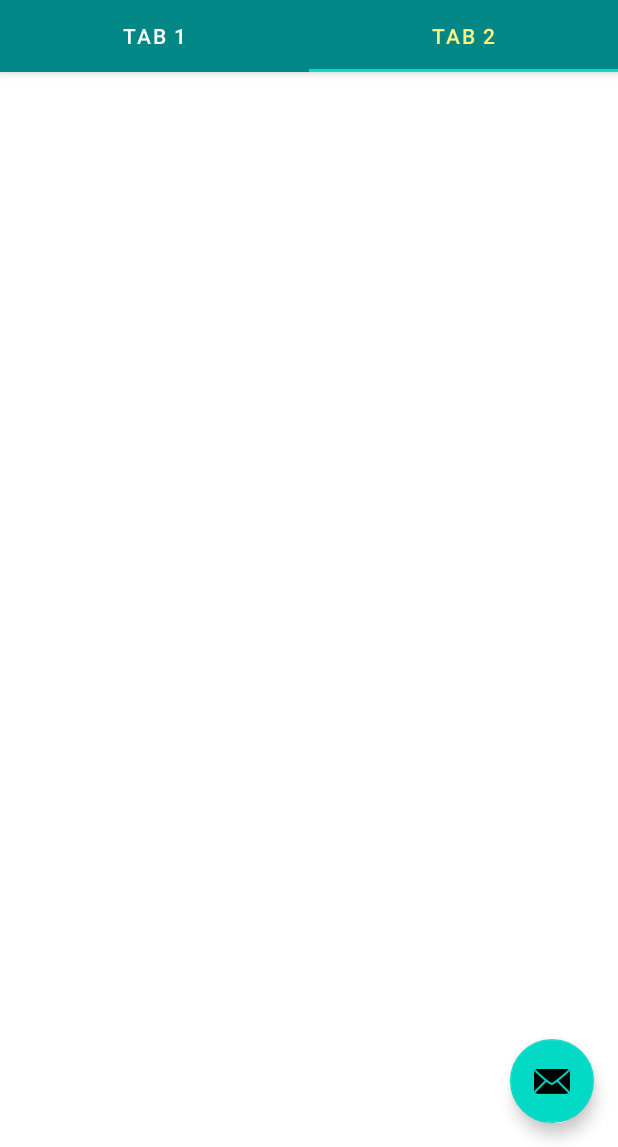
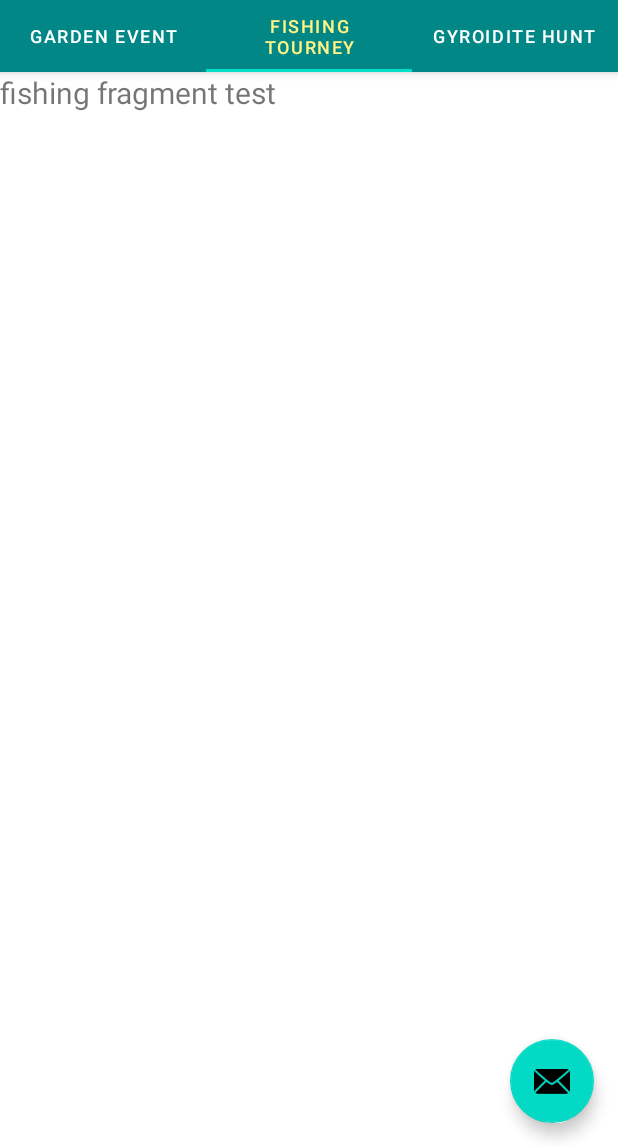
Before and after one commit to LaraLim/ACPC-Event-Tracker, an Android app: the screen it shows after launch (MainActivity), tab 2 chosen, on a phone screen of 412 x 824 dp, the part 89-1236 px from its top. Run offline under Robolectric (Android 15) with nearby library versions, the phone set to English and light mode, and no system bars.

Commit message:
Added placeholder fragments for tabs

```diff
--- /dev/null
+++ b/app/src/main/java/com/example/acpceventtracker/FragmentFishing.java
@@ -0,0 +1,22 @@
+package com.example.acpceventtracker;
+
+import android.os.Bundle;
+import android.view.LayoutInflater;
+import android.view.View;
+import android.view.ViewGroup;
+
+import androidx.annotation.NonNull;
+import androidx.annotation.Nullable;
+import androidx.fragment.app.Fragment;
+
+import org.jetbrains.annotations.NotNull;
+
+public class FragmentFishing extends Fragment {
+
+    @Nullable
+    @org.jetbrains.annotations.Nullable
+    @Override
+    public View onCreateView(@NonNull @NotNull LayoutInflater inflater, @Nullable @org.jetbrains.annotations.Nullable ViewGroup container, @Nullable @org.jetbrains.annotations.Nullable Bundle savedInstanceState) {
+        return inflater.inflate(R.layout.fragment_fishing, container, false);
+    }
+}
--- /dev/null
+++ b/app/src/main/java/com/example/acpceventtracker/FragmentGarden.java
@@ -0,0 +1,22 @@
+package com.example.acpceventtracker;
+
+import android.os.Bundle;
+import android.view.LayoutInflater;
+import android.view.View;
+import android.view.ViewGroup;
+
+import androidx.annotation.NonNull;
+import androidx.annotation.Nullable;
+import androidx.fragment.app.Fragment;
+
+import org.jetbrains.annotations.NotNull;
+
+public class FragmentGarden extends Fragment {
+
+    @Nullable
+    @org.jetbrains.annotations.Nullable
+    @Override
+    public View onCreateView(@NonNull @NotNull LayoutInflater inflater, @Nullable @org.jetbrains.annotations.Nullable ViewGroup container, @Nullable @org.jetbrains.annotations.Nullable Bundle savedInstanceState) {
+        return inflater.inflate(R.layout.fragment_garden, container, false);
+    }
+}
--- /dev/null
+++ b/app/src/main/java/com/example/acpceventtracker/FragmentGyroidite.java
@@ -0,0 +1,22 @@
+package com.example.acpceventtracker;
+
+import android.os.Bundle;
+import android.view.LayoutInflater;
+import android.view.View;
+import android.view.ViewGroup;
+
+import androidx.annotation.NonNull;
+import androidx.annotation.Nullable;
+import androidx.fragment.app.Fragment;
+
+import org.jetbrains.annotations.NotNull;
+
+public class FragmentGyroidite extends Fragment {
+
+    @Nullable
+    @org.jetbrains.annotations.Nullable
+    @Override
+    public View onCreateView(@NonNull @NotNull LayoutInflater inflater, @Nullable @org.jetbrains.annotations.Nullable ViewGroup container, @Nullable @org.jetbrains.annotations.Nullable Bundle savedInstanceState) {
+        return inflater.inflate(R.layout.fragment_gyroidite, container, false);
+    }
+}
--- a/app/src/main/java/com/example/acpceventtracker/ui/main/SectionsPagerAdapter.java
+++ b/app/src/main/java/com/example/acpceventtracker/ui/main/SectionsPagerAdapter.java
@@ -8,6 +8,9 @@ import androidx.fragment.app.Fragment;
 import androidx.fragment.app.FragmentManager;
 import androidx.fragment.app.FragmentPagerAdapter;
 
+import com.example.acpceventtracker.FragmentFishing;
+import com.example.acpceventtracker.FragmentGarden;
+import com.example.acpceventtracker.FragmentGyroidite;
 import com.example.acpceventtracker.R;
 
 /**
@@ -17,7 +20,7 @@ import com.example.acpceventtracker.R;
 public class SectionsPagerAdapter extends FragmentPagerAdapter {
 
     @StringRes
-    private static final int[] TAB_TITLES = new int[]{R.string.tab_text_1, R.string.tab_text_2};
+    private static final int[] TAB_TITLES = new int[]{R.string.tab_text_garden, R.string.tab_text_fishing, R.string.tab_text_gyroidite};
     private final Context mContext;
 
     public SectionsPagerAdapter(Context context, FragmentManager fm) {
@@ -27,9 +30,22 @@ public class SectionsPagerAdapter extends FragmentPagerAdapter {
 
     @Override
     public Fragment getItem(int position) {
-        // getItem is called to instantiate the fragment for the given page.
-        // Return a PlaceholderFragment (defined as a static inner class below).
-        return PlaceholderFragment.newInstance(position + 1);
+//        // getItem is called to instantiate the fragment for the given page.
+//        // Return a PlaceholderFragment (defined as a static inner class below).
+//        return PlaceholderFragment.newInstance(position + 1);
+        Fragment fragment = null;
+        switch (position){
+            case 0:
+                fragment = new FragmentGarden();
+                break;
+            case 1:
+                fragment = new FragmentFishing();
+                break;
+            case 2:
+                fragment = new FragmentGyroidite();
+                break;
+        }
+        return fragment;
     }
 
     @Nullable
@@ -40,7 +56,7 @@ public class SectionsPagerAdapter extends FragmentPagerAdapter {
 
     @Override
     public int getCount() {
-        // Show 2 total pages.
-        return 2;
+        // Show 3 total pages.
+        return 3;
     }
 }
--- /dev/null
+++ b/app/src/main/res/layout/fragment_fishing.xml
@@ -0,0 +1,25 @@
+<?xml version="1.0" encoding="utf-8"?>
+<androidx.constraintlayout.widget.ConstraintLayout xmlns:android="http://schemas.android.com/apk/res/android"
+    xmlns:app="http://schemas.android.com/apk/res-auto"
+    xmlns:tools="http://schemas.android.com/tools"
+    android:layout_width="match_parent"
+    android:layout_height="match_parent">
+
+    <ScrollView
+        android:layout_width="match_parent"
+        android:layout_height="match_parent">
+
+        <LinearLayout
+            android:layout_width="match_parent"
+            android:layout_height="wrap_content"
+            android:orientation="vertical" >
+
+            <TextView
+                android:id="@+id/textView2"
+                android:layout_width="match_parent"
+                android:layout_height="wrap_content"
+                android:text="fishing fragment test"
+                android:textSize="20sp" />
+        </LinearLayout>
+    </ScrollView>
+</androidx.constraintlayout.widget.ConstraintLayout>
--- a/app/src/main/res/values/strings.xml
+++ b/app/src/main/res/values/strings.xml
@@ -2,4 +2,8 @@
     <string name="app_name">ACPC Event Tracker</string>
     <string name="tab_text_1">Tab 1</string>
     <string name="tab_text_2">Tab 2</string>
+
+    <string name="tab_text_garden">Garden Event</string>
+    <string name="tab_text_fishing">Fishing Tourney</string>
+    <string name="tab_text_gyroidite">Gyroidite Hunt</string>
 </resources>
```
Also changed, not shown: app/src/main/res/layout/fragment_garden.xml (added, +25 -0 lines), app/src/main/res/layout/fragment_gyroidite.xml (added, +25 -0 lines).
